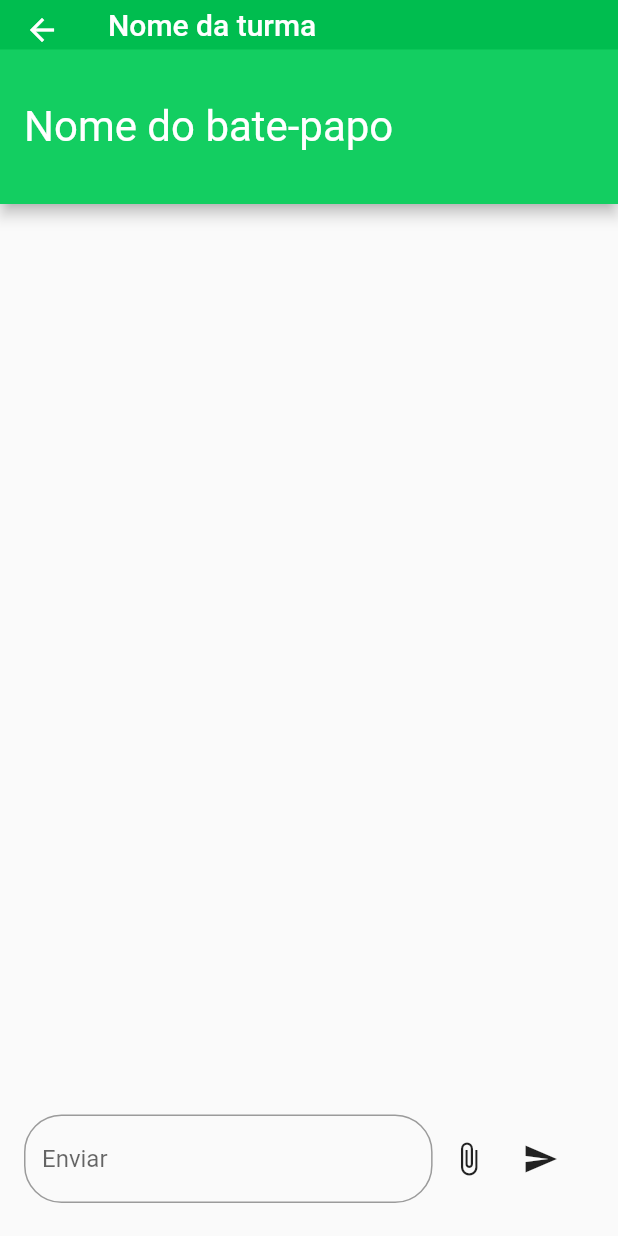
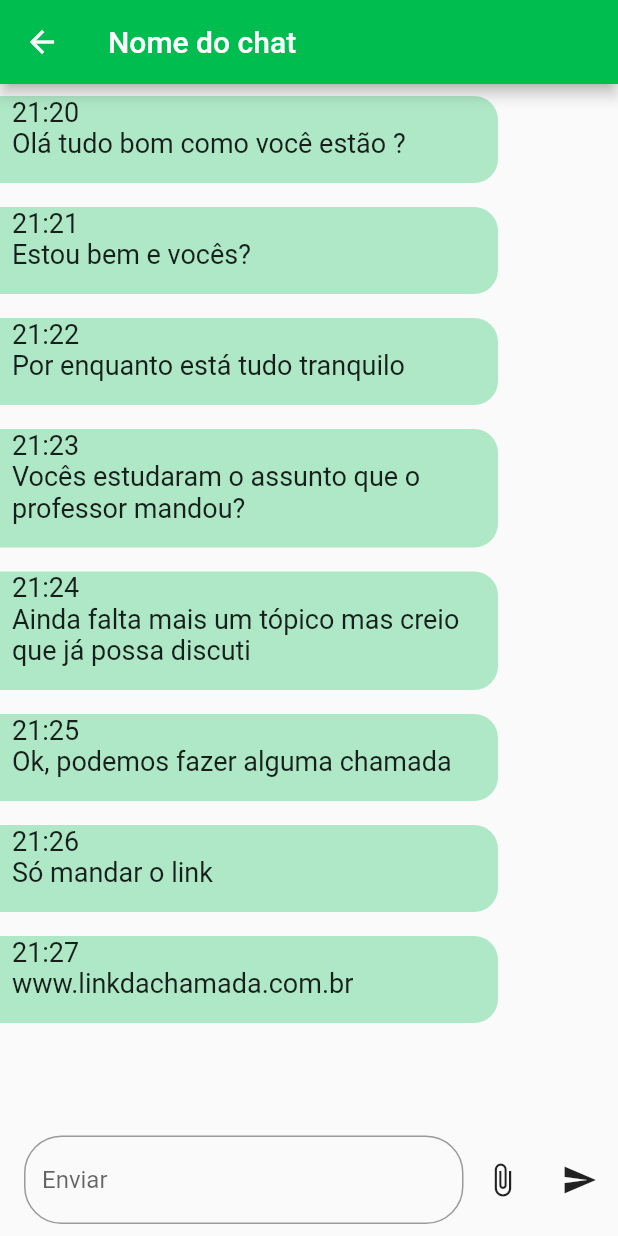
Before and after one commit to NathanF2001/Project-lll, a Flutter app: the MensagePage screen opened by its route, on a phone screen of 412 x 824 dp. Run offline on Flutter 3.47's test engine with Material 2 defaults, Android fonts, the phone set to English and light mode, and no system bars; our stand-ins replace flutter_signin_button.

Commit message:
Adicionando mensagens no chat

```diff
--- a/lib/ActivityPage.dart
+++ b/lib/ActivityPage.dart
@@ -85,7 +85,7 @@ class _ActivityPageState extends State<ActivityPage> {
                       mainAxisAlignment: MainAxisAlignment.spaceBetween,
                       children: [
                         Container(
-                          child: Text("\t${info_content["Title"]}",
+                          child: Text("\t${info_content["Title"]  }",
                             maxLines: null,softWrap: true,
                             style: TextStyle(color: Colors.white),)
                           ,
--- a/lib/ChatPage.dart
+++ b/lib/ChatPage.dart
@@ -70,7 +70,7 @@ class _ChatPageState extends State<ChatPage> {
                 )
                     :
                 null,
-              onTap: () => Nav.pushname(context, "mensage-page"),
+              onTap: () => Nav.pushname(context, "mensage-page",arguments: 1),
             ),
           );
     });
--- a/lib/TalkPage.dart
+++ b/lib/TalkPage.dart
@@ -1,16 +1,56 @@
 import 'package:flutter/material.dart';
 import 'package:myclass/Colors.dart';
+import 'package:myclass/nav.dart';
 
 class MensagePage extends StatefulWidget {
-
   @override
   _MensagePageState createState() => _MensagePageState();
 }
 
 class _MensagePageState extends State<MensagePage> {
-  List<Map<String,dynamic>> MensageLog = [
-    {"type":"SendMensage"}
+  List<Map<String, dynamic>> MensageLog = [
+    {
+      "mensage": "Olá tudo bom como você estão ?",
+      "id_user": 1,
+      "sending": ["01-01-21", "21:20"]
+    },
+    {
+      "mensage": "Estou bem e vocês?",
+      "id_user": 2,
+      "sending": ["01-01-21", "21:21"]
+    },
+    {
+      "mensage": "Por enquanto está tudo tranquilo",
+      "id_user": 3,
+      "sending": ["01-01-21", "21:22"]
+    },
+    {
+      "mensage": "Vocês estudaram o assunto que o professor mandou?",
+      "id_user": 1,
+      "sending": ["01-01-21", "21:23"]
+    },
+    {
+      "mensage": "Ainda falta mais um tópico mas creio que já possa discuti",
+      "id_user": 2,
+      "sending": ["01-01-21", "21:24"]
+    },
+    {
+      "mensage": "Ok, podemos fazer alguma chamada",
+      "id_user": 1,
+      "sending": ["01-01-21", "21:25"]
+    },
+    {
+      "mensage": "Só mandar o link",
+      "id_user": 3,
+      "sending": ["01-01-21", "21:26"]
+    },
+    {
+      "mensage": "www.linkdachamada.com.br",
+      "id_user": 1,
+      "sending": ["01-01-21", "21:27"]
+    },
   ];
+
   @override
   Widget build(BuildContext context) {
     return Scaffold(
@@ -19,18 +59,8 @@ class _MensagePageState extends State<MensagePage> {
           color: Colors.white,
         ),
         title: Text(
-          "Nome da turma",
+          "Nome do chat",
           style: TextStyle(color: Colors.white),
-        ),
-        bottom: PreferredSize(
-          child: Container(
-            height: MediaQuery.of(context).size.height*0.125,
-            alignment: Alignment.centerLeft,
-            padding: EdgeInsets.only(left: 16),
-            color: Colors_myclass.main_color,
-            child: Text("Nome do bate-papo",style: TextStyle(color: Colors.white,fontSize: 28),),
-          ),
-          preferredSize: Size(1, 80),
         ),
       ),
       body: _Mensage(),
@@ -38,38 +68,86 @@ class _MensagePageState extends State<MensagePage> {
   }
 
   _Mensage() {
-
-    return Container(
+    final user_id = Nav.getRouteArgs(context);
+    return Column(
+      children: [
+        Expanded(
+          flex: 5,
           child: ListView.builder(
               itemCount: MensageLog.length,
-          reverse: true,
-          itemBuilder: (context,index){
-        return index == (MensageLog.length - 1) ?
+              reverse: false,
+              itemBuilder: (context, index) {
+                final mensage = MensageLog[index];
+                return (user_id == mensage["id_user"])
+                    ? Container(
+                        alignment: Alignment.centerRight,
+                        margin: EdgeInsets.only(top: 8, bottom: 8, left: 80),
+                        padding: EdgeInsets.only(right: 16,bottom: 16,left: 8),
+                        decoration: BoxDecoration(
+                          color: Color(0x9900BD4F),
+                          borderRadius: BorderRadius.only(
+                            topLeft: Radius.circular(16),
+                            bottomLeft: Radius.circular(16),
+                          ),
+                        ),
+                        child: Column(
+                          crossAxisAlignment: CrossAxisAlignment.end,
+                          children: [
+                            Text(mensage["sending"][1]),
+                            Text(mensage["mensage"])
+                          ],
+                        ))
+                    : Container(
+                        alignment: Alignment.centerLeft,
+                        margin: EdgeInsets.only(top: 8, bottom: 8, right: 80),
+                        padding: EdgeInsets.only(left: 8,bottom: 16,right: 8),
+                        decoration: BoxDecoration(
+                          color: Color(0x4D00BD4F),
+                          borderRadius: BorderRadius.only(
+                            topRight: Radius.circular(16),
+                            bottomRight: Radius.circular(16),
+                          ),
+                        ),
+                        child: Column(
+                          crossAxisAlignment: CrossAxisAlignment.start,
+                          children: [
+                            Text(
+                              mensage["sending"][1],
+                            ),
+                            Text(mensage["mensage"])
+                          ],
+                        ));
+              }),
+        ),
         Container(
-              height: MediaQuery.of(context).size.height*0.125,
+          height: 75,
           child: Row(
             children: [
-                  Container(
+              Expanded(
+                flex: 6,
+                child: Container(
                   alignment: Alignment.centerLeft,
-                    padding: EdgeInsets.only(left:16),
-                    width: MediaQuery.of(context).size.width*0.7,
+                  padding: EdgeInsets.only(left: 16),
                   child: TextField(
                     decoration: InputDecoration(
                         border: OutlineInputBorder(
                           borderRadius: BorderRadius.all(Radius.circular(25.0)),
                         ),
-                        hintText: "Enviar"
+                        hintText: "Enviar"),
                   ),
                 ),
               ),
-                  IconButton(icon: Icon(Icons.attach_file), onPressed: (){}),
-                  IconButton(icon: Icon(Icons.send_sharp), onPressed: (){})
+              Expanded(
+                child:
+                    IconButton(icon: Icon(Icons.attach_file), onPressed: () {}),
+              ),
+              Expanded(
+                  child: IconButton(
+                      icon: Icon(Icons.send_sharp), onPressed: () {}))
             ],
           ),
         )
-          :
-        Container();
-      }),
+      ],
     );
   }
 }
```
Lines whose indentation alone changed are shown as unchanged.
